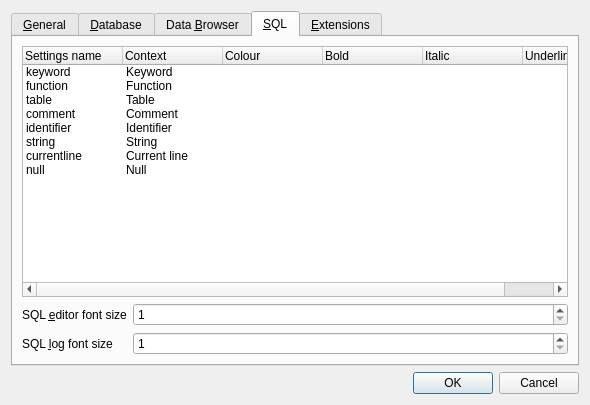
This is src/PreferencesDialog.ui in sqlitebrowser/sqlitebrowser as Qt 5 draws it before an edit. The edited form follows.
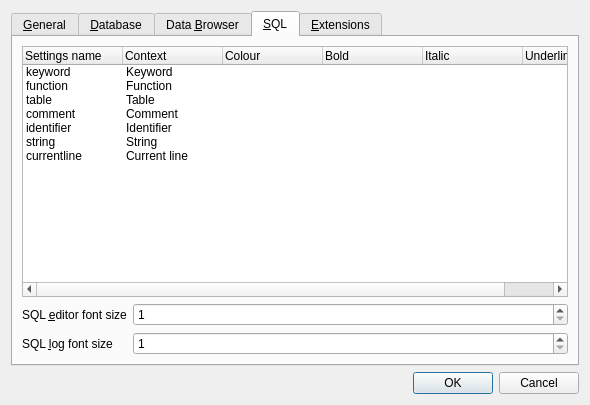
This is the edited form. The open tabs and pages were chosen to show the change. Icons and pictures are not drawn.

Commit message: preferencesdialog: Remove color for NULL fields

Diff of the .ui file:
```diff
--- a/src/PreferencesDialog.ui
+++ b/src/PreferencesDialog.ui
@@ -388,14 +388,6 @@
            <string>Current line</string>
           </property>
          </item>
-         <item>
-          <property name="text">
-           <string>null</string>
-          </property>
-          <property name="text">
-           <string>Null</string>
-          </property>
-         </item>
         </widget>
        </item>
        <item>
```
The commit also changes 1 other file.
